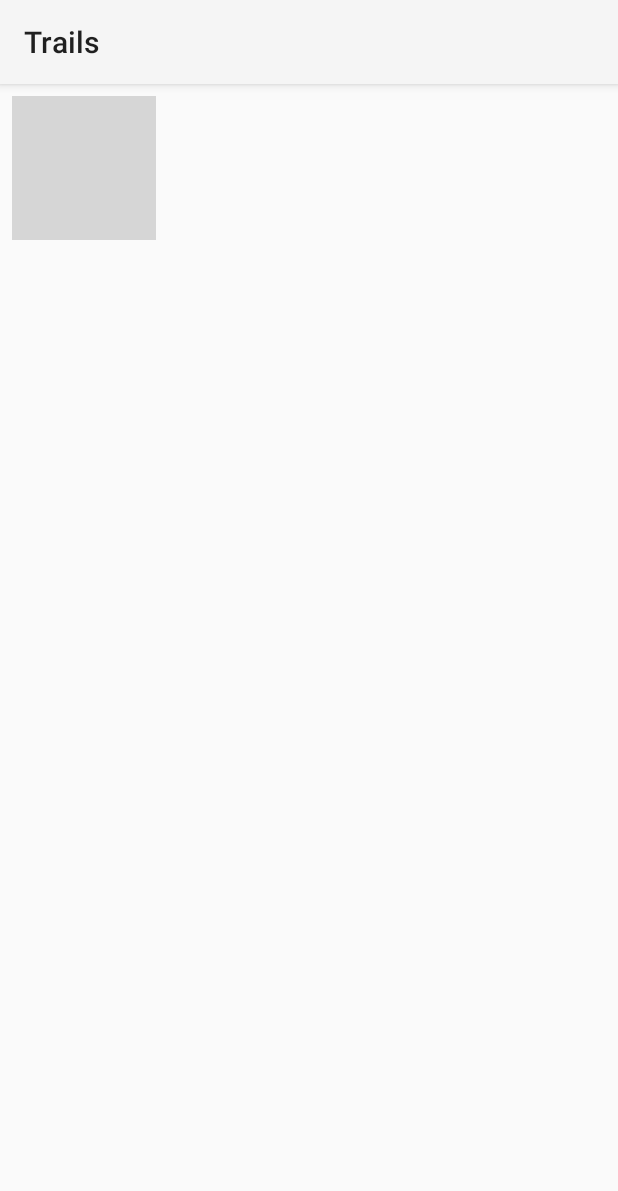
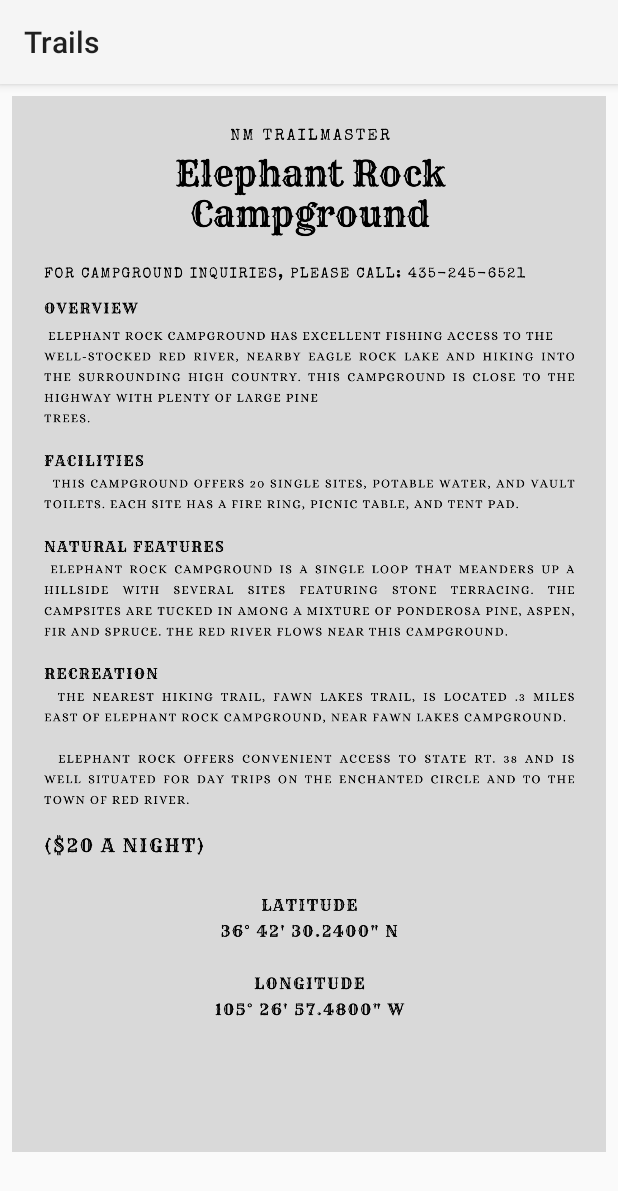
Before and after one commit to jdrake16/trails, an Android app: the Activity12 screen opened directly, with no data from a screen before it, on a phone screen of 412 x 824 dp. Shown: the top 1191 px of the screen. Run offline under Robolectric (Android 15) with nearby library versions, the phone set to English and light mode, and no system bars; grey boxes are pictures that could not be loaded.

Commit message:
Campsite info fixed.

```diff
--- a/app/src/main/res/layout/activity_10.xml
+++ b/app/src/main/res/layout/activity_10.xml
@@ -10,7 +10,7 @@
     android:orientation="vertical">
 
     <ImageView
-      android:id="@+id/jemez"
+      android:id="@+id/clear_creek_site"
       android:layout_width="wrap_content"
       android:layout_height="wrap_content"
       android:src="@drawable/clear_creek_canva_1"
--- a/app/src/main/res/layout/activity_11.xml
+++ b/app/src/main/res/layout/activity_11.xml
@@ -5,7 +5,7 @@
   android:orientation="vertical">
 
   <ImageView
-    android:id="@+id/jemez"
+    android:id="@+id/columbine_site"
     android:layout_width="wrap_content"
     android:layout_height="wrap_content"
     android:src="@drawable/columbine_campground_canva"
--- a/app/src/main/res/layout/activity_12.xml
+++ b/app/src/main/res/layout/activity_12.xml
@@ -5,10 +5,10 @@
   android:orientation="vertical">
 
   <ImageView
-    android:id="@+id/jemez"
+    android:id="@+id/elephant_rock_site"
     android:layout_width="wrap_content"
     android:layout_height="wrap_content"
-    android:src="@drawable/elephant_rock_canva"
+    android:src="@drawable/elephant_rock_canva_1"
     android:scaleType="centerInside"
     android:adjustViewBounds="true"
     android:layout_margin="8dp"
--- a/app/src/main/res/layout/activity_8.xml
+++ b/app/src/main/res/layout/activity_8.xml
@@ -11,7 +11,7 @@
   android:orientation="vertical">
 
   <ImageView
-    android:id="@+id/jemez"
+    android:id="@+id/jemez_site"
     android:layout_width="wrap_content"
     android:layout_height="wrap_content"
     android:src="@drawable/jemez_canva"
--- a/app/src/main/res/layout/activity_9.xml
+++ b/app/src/main/res/layout/activity_9.xml
@@ -11,7 +11,7 @@
   android:orientation="vertical">
 
   <ImageView
-    android:id="@+id/jemez"
+    android:id="@+id/black_canyon_site"
     android:layout_width="wrap_content"
     android:layout_height="wrap_content"
     android:src="@drawable/black_canyon_canva"
```
Also changed, not shown: app/src/main/res/drawable/elephant_rock_canva_1.png (renamed from app/src/main/res/drawable/elephant _rock_canva.png).
